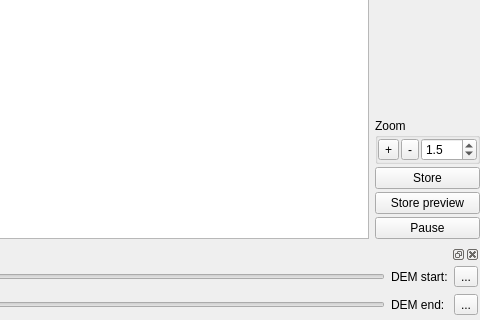
First picture: the form in src/mainwindow.ui, repository bernds/GAPFixFractal, before the edit; both pictures show x 561 to 1041 and y 660 to 980 of the 1041 by 980 pixel window.
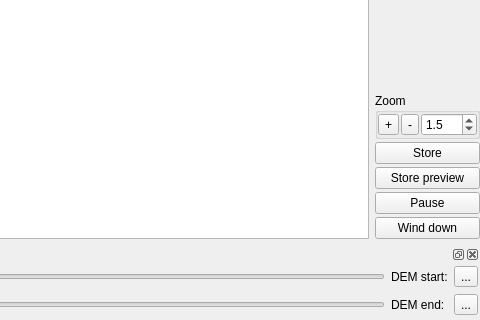
Second picture: the form after the edit. Custom widgets are drawn as their Qt base class.

Commit message:
Add a "Wind Down" button
Intended to reduce render times for images with a lot of interior points.
It's not always super effective. It might be a good idea to keep track of
maxiter_found in bins and only really increase the value once we exceed
a threshold of maybe 20 pixels in a given bin.

Diff of the .ui file:
```diff
--- a/src/mainwindow.ui
+++ b/src/mainwindow.ui
@@ -1078,6 +1078,19 @@
        </property>
       </widget>
      </item>
+     <item>
+      <widget class="QPushButton" name="windDownButton">
+       <property name="toolTip">
+        <string>&lt;p&gt;Click here when the image looks good and you think additional calculations won't do much to change it anymore. The program will use the current highest found iteration count as the maximum. This causes the calculation to end faster (but not immediately).&lt;/p&gt;</string>
+       </property>
+       <property name="text">
+        <string>Wind down</string>
+       </property>
+       <property name="checkable">
+        <bool>false</bool>
+       </property>
+      </widget>
+     </item>
     </layout>
    </widget>
   </widget>
```
The commit also changes 3 other files.
